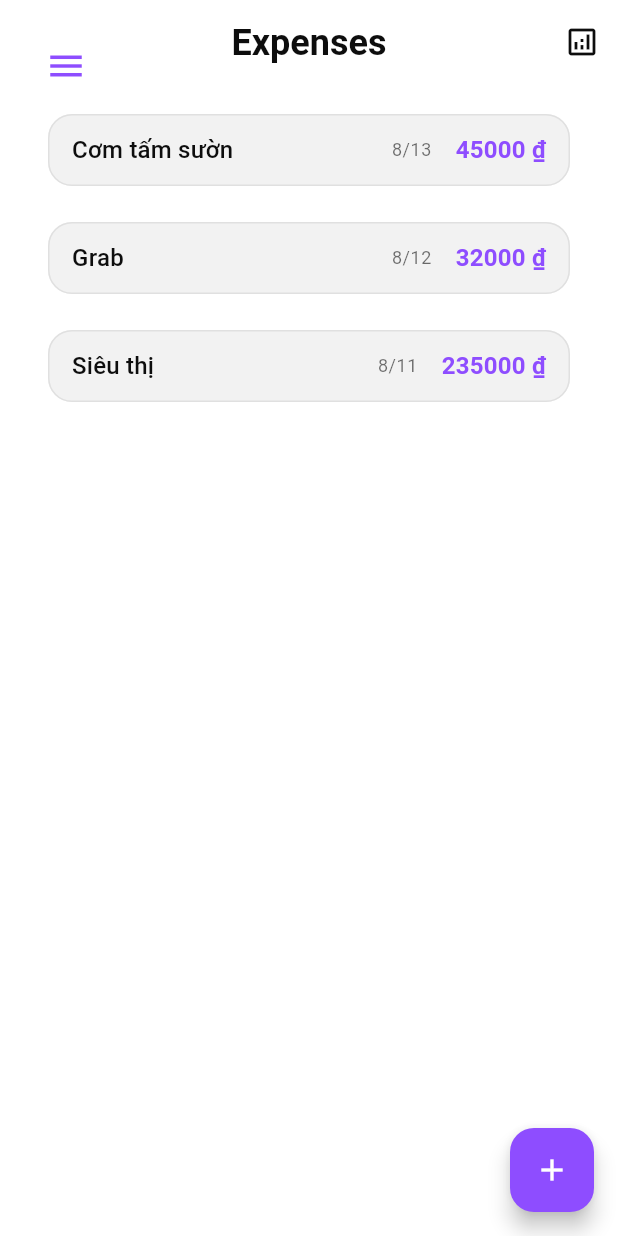
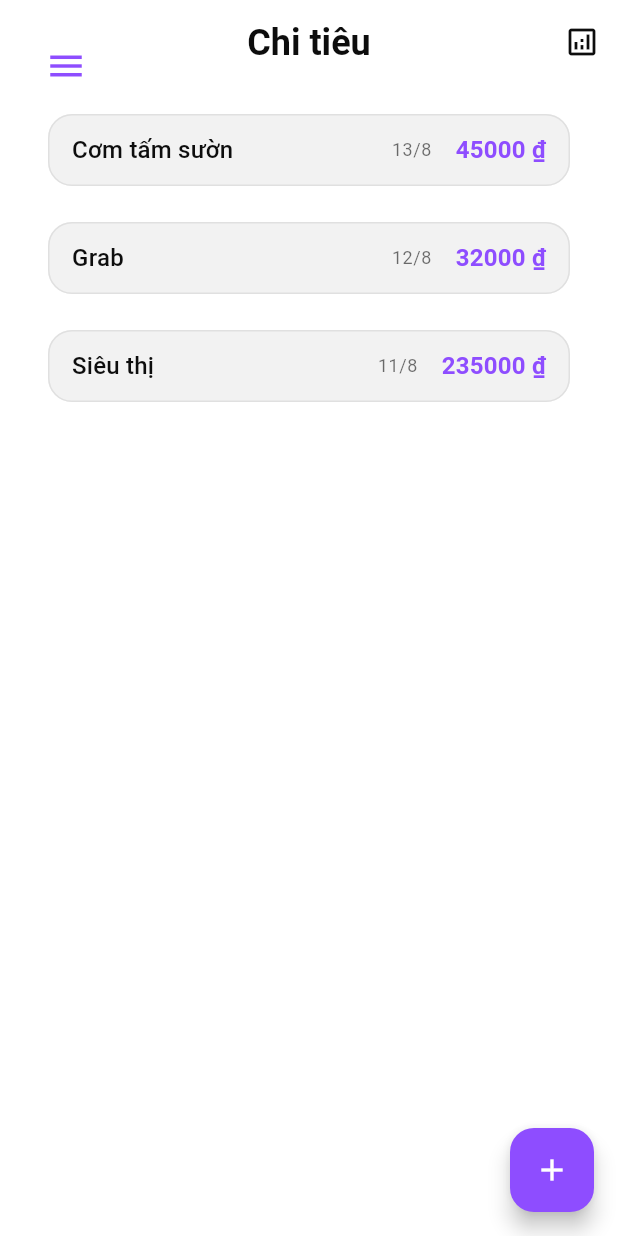
Before and after one commit to dmoreq/our_spends, a Flutter app: the screen it shows after launch, on a phone screen of 412 x 824 dp. Run offline on Flutter 3.47's test engine with Material 3 defaults, Android fonts, the phone set to English and light mode, and no system bars; our stand-ins replace flutter_svg, google_generative_ai, logger, shared_preferences; Roboto replaces fonts that are missing (Urbanist).

Commit message:
style(ui): update theme configuration and UI components

```diff
--- a/lib/main.dart
+++ b/lib/main.dart
@@ -28,8 +28,8 @@ class OurSpendsApp extends StatelessWidget {
         builder: (context, languageProvider, themeProvider, child) {
           return MaterialApp(
             title: 'Our Spends',
-            theme: AppTheme.lightTheme,
-            darkTheme: AppTheme.darkTheme,
+            theme: AppTheme.lightTheme(themeProvider.colorScheme),
+            darkTheme: AppTheme.darkTheme(themeProvider.colorScheme),
             themeMode: themeProvider.themeMode,
             locale: languageProvider.currentLocale,
             localizationsDelegates: const [
--- a/lib/providers/language_provider.dart
+++ b/lib/providers/language_provider.dart
@@ -2,13 +2,12 @@ import 'package:flutter/material.dart';
 import 'package:shared_preferences/shared_preferences.dart';
 
 class LanguageProvider extends ChangeNotifier {
-  Locale _currentLocale = const Locale('en', '');
+  Locale _currentLocale = const Locale('vi', '');
 
   Locale get currentLocale => _currentLocale;
 
   // Supported languages
   static const List<Map<String, String>> supportedLanguages = [
-    {'code': 'en', 'name': 'English', 'nativeName': 'English'},
     {'code': 'vi', 'name': 'Vietnamese', 'nativeName': 'Tiếng Việt'},
   ];
 
@@ -20,12 +19,12 @@ class LanguageProvider extends ChangeNotifier {
   Future<void> _loadLanguage() async {
     try {
       final prefs = await SharedPreferences.getInstance();
-      final languageCode = prefs.getString('language_code') ?? 'en';
+      final languageCode = prefs.getString('language_code') ?? 'vi';
       _currentLocale = Locale(languageCode, '');
       notifyListeners();
     } catch (e) {
-      // If there's an error, default to English
-      _currentLocale = const Locale('en', '');
+      // If there's an error, default to Vietnamese
+      _currentLocale = const Locale('vi', '');
     }
   }
 
@@ -50,7 +49,7 @@ class LanguageProvider extends ChangeNotifier {
       (lang) => lang['code'] == _currentLocale.languageCode,
       orElse: () => supportedLanguages.first,
     );
-    return language['nativeName'] ?? 'English';
+    return language['nativeName'] ?? 'Tiếng Việt';
   }
 
   // Get language name by code
@@ -59,6 +58,6 @@ class LanguageProvider extends ChangeNotifier {
       (lang) => lang['code'] == code,
       orElse: () => supportedLanguages.first,
     );
-    return language['nativeName'] ?? 'English';
+    return language['nativeName'] ?? 'Tiếng Việt';
   }
 }
--- a/lib/providers/theme_provider.dart
+++ b/lib/providers/theme_provider.dart
@@ -3,15 +3,25 @@ import 'package:shared_preferences/shared_preferences.dart';
 
 class ThemeProvider extends ChangeNotifier {
   ThemeMode _themeMode = ThemeMode.system;
+  String _colorScheme = 'purple';
 
   ThemeMode get themeMode => _themeMode;
+  String get colorScheme => _colorScheme;
 
   // Supported theme modes
   static const List<Map<String, dynamic>> supportedThemes = [
-    {'mode': ThemeMode.system, 'name': 'System', 'icon': Icons.brightness_auto},
-    {'mode': ThemeMode.light, 'name': 'Light', 'icon': Icons.light_mode},
-    {'mode': ThemeMode.dark, 'name': 'Dark', 'icon': Icons.dark_mode},
+    {'mode': ThemeMode.system, 'name': 'Mặc định hệ thống', 'icon': Icons.brightness_auto},
+    {'mode': ThemeMode.light, 'name': 'Sáng', 'icon': Icons.light_mode},
+    {'mode': ThemeMode.dark, 'name': 'Tối', 'icon': Icons.dark_mode},
   ];
+
+  // Supported color schemes - simplified for Vietnamese users
+  static const List<Map<String, dynamic>> supportedColorSchemes = [
+    {'name': 'Xanh lam', 'value': 'blue', 'color': Color(0xFF2196F3)},
+    {'name': 'Xanh lá', 'value': 'green', 'color': Color(0xFF4CAF50)},
+    {'name': 'Đỏ', 'value': 'red', 'color': Color(0xFFE53935)},
+  ];
+
 
   ThemeProvider() {
     _loadTheme();
@@ -22,13 +32,26 @@ class ThemeProvider extends ChangeNotifier {
     try {
       final prefs = await SharedPreferences.getInstance();
       final themeModeIndex = prefs.getInt('theme_mode') ?? 0; // Default to system
+      final colorScheme = prefs.getString('color_scheme') ?? 'purple'; // Default to purple
       _themeMode = ThemeMode.values[themeModeIndex];
+      _colorScheme = colorScheme;
       notifyListeners();
     } catch (e) {
-      // If there's an error, default to system theme
+      // If there's an error, default to system theme and purple color scheme
       _themeMode = ThemeMode.system;
+      _colorScheme = 'purple';
     }
   }
+
+  Future<void> setColorScheme(String colorScheme) async {
+    if (_colorScheme != colorScheme) {
+      _colorScheme = colorScheme;
+      final prefs = await SharedPreferences.getInstance();
+      await prefs.setString('color_scheme', colorScheme);
+      notifyListeners();
+    }
+  }
+
 
   // Change theme and save to SharedPreferences
   Future<void> changeTheme(ThemeMode mode) async {
--- a/lib/theme/app_theme.dart
+++ b/lib/theme/app_theme.dart
@@ -1,10 +1,38 @@
 import 'package:flutter/material.dart';
 
 class AppTheme {
-  // AI Chat App UI inspired color palette
-  static const Color _primaryColor = Color(0xFF8E4DFF);
-  static const Color _secondaryColor = Color(0xFFB89CFF);
-  static const Color _accentColor = Color(0xFFFF7675);
+  // Color schemes
+  static const Map<String, Map<String, Color>> colorSchemes = {
+    'purple': {
+      'primary': Color(0xFF8E4DFF),
+      'secondary': Color(0xFFB89CFF),
+      'accent': Color(0xFFFF7675),
+    },
+    'blue': {
+      'primary': Color(0xFF2196F3),
+      'secondary': Color(0xFF90CAF9),
+      'accent': Color(0xFFFF9800),
+    },
+    'green': {
+      'primary': Color(0xFF4CAF50),
+      'secondary': Color(0xFFA5D6A7),
+      'accent': Color(0xFFFFC107),
+    },
+    'orange': {
+      'primary': Color(0xFFFF9800),
+      'secondary': Color(0xFFFFCC80),
+      'accent': Color(0xFF2196F3),
+    },
+    'pink': {
+      'primary': Color(0xFFE91E63),
+      'secondary': Color(0xFFF48FB1),
+      'accent': Color(0xFF9C27B0),
+    },
+  };
+
+  static Map<String, Color> _getColorScheme(String scheme) {
+    return colorSchemes[scheme] ?? colorSchemes['purple']!;
+  }
 
   // Light Theme Colors
   static const Color _lightBackgroundColor = Color(0xFFFFFFFF);
@@ -22,14 +50,15 @@ class AppTheme {
 
   static const Color _errorColor = Color(0xFFE17055);
 
-  static ThemeData get lightTheme {
+  static ThemeData lightTheme(String colorScheme) {
+    final colors = _getColorScheme(colorScheme);
     return ThemeData(
       useMaterial3: true,
       brightness: Brightness.light,
-      colorScheme: const ColorScheme.light(
-        primary: _primaryColor,
-        secondary: _secondaryColor,
-        tertiary: _accentColor,
+      colorScheme: ColorScheme.light(
+        primary: colors['primary']!,
+        secondary: colors['secondary']!,
+        tertiary: colors['accent']!,
         surface: _lightSurfaceColor,
         error: _errorColor,
         onPrimary: Colors.white,
@@ -49,11 +78,11 @@ class AppTheme {
       ),
 
       // FloatingActionButton theme
-      floatingActionButtonTheme: const FloatingActionButtonThemeData(
-        backgroundColor: _primaryColor,
+      floatingActionButtonTheme: FloatingActionButtonThemeData(
+        backgroundColor: colors['primary']!,
         foregroundColor: Colors.white,
         elevation: 6,
-        shape: RoundedRectangleBorder(
+        shape: const RoundedRectangleBorder(
           borderRadius: BorderRadius.all(Radius.circular(16)),
         ),
       ),
@@ -63,13 +92,13 @@ class AppTheme {
         backgroundColor: _darkSurfaceColor,
         elevation: 8,
         shadowColor: const Color(0x1A000000),
-        indicatorColor: _primaryColor.withValues(alpha: 0.2),
+        indicatorColor: colors['primary']!.withOpacity(0.2),
         labelTextStyle: WidgetStateProperty.resolveWith((states) {
           if (states.contains(WidgetState.selected)) {
-            return const TextStyle(
+            return TextStyle(
               fontSize: 12,
               fontWeight: FontWeight.w700,
-              color: _primaryColor,
+              color: colors['primary']!,
             );
           }
           return const TextStyle(
@@ -80,8 +109,8 @@ class AppTheme {
         }),
         iconTheme: WidgetStateProperty.resolveWith((states) {
           if (states.contains(WidgetState.selected)) {
-            return const IconThemeData(
-              color: _primaryColor,
+            return IconThemeData(
+              color: colors['primary']!,
               size: 24,
             );
           }
@@ -134,7 +163,7 @@ class AppTheme {
         ),
         focusedBorder: OutlineInputBorder(
           borderRadius: BorderRadius.circular(16),
-          borderSide: const BorderSide(color: _primaryColor, width: 2),
+          borderSide: BorderSide(color: colors['primary']!, width: 2),
         ),
         errorBorder: OutlineInputBorder(
           borderRadius: BorderRadius.circular(16),
@@ -148,10 +177,10 @@ class AppTheme {
       // Elevated button theme
       elevatedButtonTheme: ElevatedButtonThemeData(
         style: ElevatedButton.styleFrom(
-          backgroundColor: _primaryColor,
+          backgroundColor: colors['primary']!,
           foregroundColor: Colors.white,
           elevation: 3,
-          shadowColor: _primaryColor.withValues(alpha: 0.3),
+          shadowColor: colors['primary']!.withOpacity(0.3),
           shape: RoundedRectangleBorder(
             borderRadius: BorderRadius.circular(16),
           ),
@@ -168,7 +197,7 @@ class AppTheme {
       // Text button theme
       textButtonTheme: TextButtonThemeData(
         style: TextButton.styleFrom(
-          foregroundColor: _primaryColor,
+          foregroundColor: colors['primary']!,
           textStyle: const TextStyle(
             fontFamily: 'Urbanist',
             fontSize: 16,
@@ -181,8 +210,8 @@ class AppTheme {
       chipTheme: ChipThemeData(
         backgroundColor: _lightSurfaceColor,
         disabledColor: Colors.grey.shade300,
-        selectedColor: _primaryColor,
-        secondarySelectedColor: _primaryColor,
+        selectedColor: colors['primary']!,
+        secondarySelectedColor: colors['primary']!,
         padding: const EdgeInsets.symmetric(horizontal: 12, vertical: 8),
         shape: RoundedRectangleBorder(
           borderRadius: BorderRadius.circular(20),
@@ -220,14 +249,15 @@ class AppTheme {
     );
   }
 
-  static ThemeData get darkTheme {
+  static ThemeData darkTheme(String colorScheme) {
+    final colors = _getColorScheme(colorScheme);
     return ThemeData(
       useMaterial3: true,
       brightness: Brightness.dark,
-      colorScheme: const ColorScheme.dark(
-        primary: _primaryColor,
-        secondary: _secondaryColor,
-        tertiary: _accentColor,
+      colorScheme: ColorScheme.dark(
+        primary: colors['primary']!,
+        secondary: colors['secondary']!,
+        tertiary: colors['accent']!,
         surface: _darkSurfaceColor,
         error: _errorColor,
         onPrimary: Colors.white,
@@ -247,11 +277,11 @@ class AppTheme {
       ),
 
       // FloatingActionButton theme
-      floatingActionButtonTheme: const FloatingActionButtonThemeData(
-        backgroundColor: _primaryColor,
+      floatingActionButtonTheme: FloatingActionButtonThemeData(
+        backgroundColor: colors['primary']!,
         foregroundColor: Colors.white,
         elevation: 6,
-        shape: RoundedRectangleBorder(
+        shape: const RoundedRectangleBorder(
           borderRadius: BorderRadius.all(Radius.circular(16)),
         ),
       ),
@@ -261,13 +291,13 @@ class AppTheme {
         backgroundColor: _darkSurfaceColor,
         elevation: 8,
         shadowColor: const Color(0x1A000000),
-        indicatorColor: _primaryColor.withValues(alpha: 0.2),
+        indicatorColor: colors['primary']!.withOpacity(0.2),
         labelTextStyle: WidgetStateProperty.resolveWith((states) {
           if (states.contains(WidgetState.selected)) {
-            return const TextStyle(
+            return TextStyle(
               fontSize: 12,
               fontWeight: FontWeight.w700,
-              color: _primaryColor,
+              color: colors['primary']!,
             );
           }
           return const TextStyle(
@@ -278,8 +308,8 @@ class AppTheme {
         }),
         iconTheme: WidgetStateProperty.resolveWith((states) {
           if (states.contains(WidgetState.selected)) {
-            return const IconThemeData(
-              color: _primaryColor,
+            return IconThemeData(
+              color: colors['primary']!,
               size: 24,
             );
           }
@@ -332,7 +362,7 @@ class AppTheme {
         ),
         focusedBorder: OutlineInputBorder(
           borderRadius: BorderRadius.circular(16),
-          borderSide: const BorderSide(color: _primaryColor, width: 2),
+          borderSide: BorderSide(color: colors['primary']!, width: 2),
         ),
         errorBorder: OutlineInputBorder(
           borderRadius: BorderRadius.circular(16),
@@ -346,10 +376,10 @@ class AppTheme {
       // Elevated button theme
       elevatedButtonTheme: ElevatedButtonThemeData(
         style: ElevatedButton.styleFrom(
-          backgroundColor: _primaryColor,
+          backgroundColor: colors['primary']!,
           foregroundColor: Colors.white,
           elevation: 3,
-          shadowColor: _primaryColor.withValues(alpha: 0.3),
+          shadowColor: colors['primary']!.withOpacity(0.3),
           shape: RoundedRectangleBorder(
             borderRadius: BorderRadius.circular(16),
           ),
@@ -366,7 +396,7 @@ class AppTheme {
       // Text button theme
       textButtonTheme: TextButtonThemeData(
         style: TextButton.styleFrom(
-          foregroundColor: _primaryColor,
+          foregroundColor: colors['primary']!,
           textStyle: const TextStyle(
             fontFamily: 'Urbanist',
             fontSize: 16,
@@ -379,8 +409,8 @@ class AppTheme {
       chipTheme: ChipThemeData(
         backgroundColor: _darkSurfaceColor,
         disabledColor: Colors.grey.shade800,
-        selectedColor: _primaryColor,
-        secondarySelectedColor: _primaryColor,
+        selectedColor: colors['primary']!,
+        secondarySelectedColor: colors['primary']!,
         padding: const EdgeInsets.symmetric(horizontal: 12, vertical: 8),
         shape: RoundedRectangleBorder(
           borderRadius: BorderRadius.circular(20),
```
Also changed, not shown: lib/screens/settings_screen.dart (+51 -1 lines).
